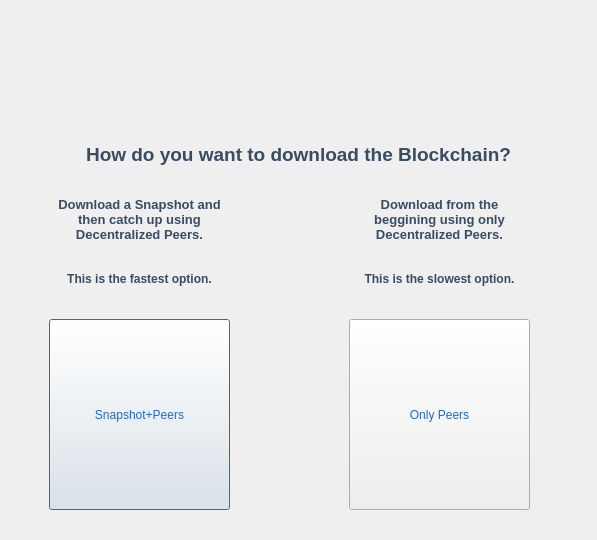
The window that src/qt/forms/faststart.ui (meritlabs/merit) describes before a commit, drawn with Qt 5.
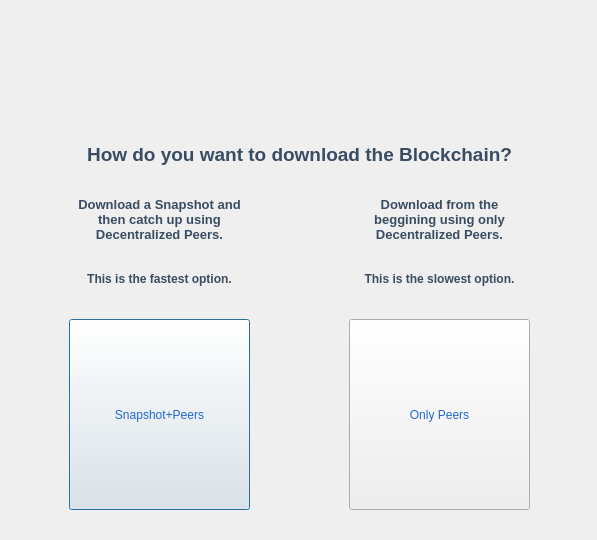
The same window after the commit. Icons and pictures are not drawn.

```diff
--- a/src/qt/forms/faststart.ui
+++ b/src/qt/forms/faststart.ui
@@ -93,9 +93,9 @@
     <widget class="QLabel" name="label_3">
      <property name="geometry">
       <rect>
-       <x>30</x>
+       <x>10</x>
        <y>0</y>
-       <width>539</width>
+       <width>581</width>
        <height>71</height>
       </rect>
      </property>
@@ -109,7 +109,7 @@
     <widget class="QPushButton" name="snapshotButton">
      <property name="geometry">
       <rect>
-       <x>50</x>
+       <x>70</x>
        <y>200</y>
        <width>181</width>
        <height>191</height>
@@ -141,7 +141,7 @@
     <widget class="QLabel" name="label_4">
      <property name="geometry">
       <rect>
-       <x>50</x>
+       <x>70</x>
        <y>70</y>
        <width>181</width>
        <height>61</height>
@@ -179,7 +179,7 @@
     <widget class="QLabel" name="label_6">
      <property name="geometry">
       <rect>
-       <x>50</x>
+       <x>70</x>
        <y>120</y>
        <width>181</width>
        <height>81</height>
```
